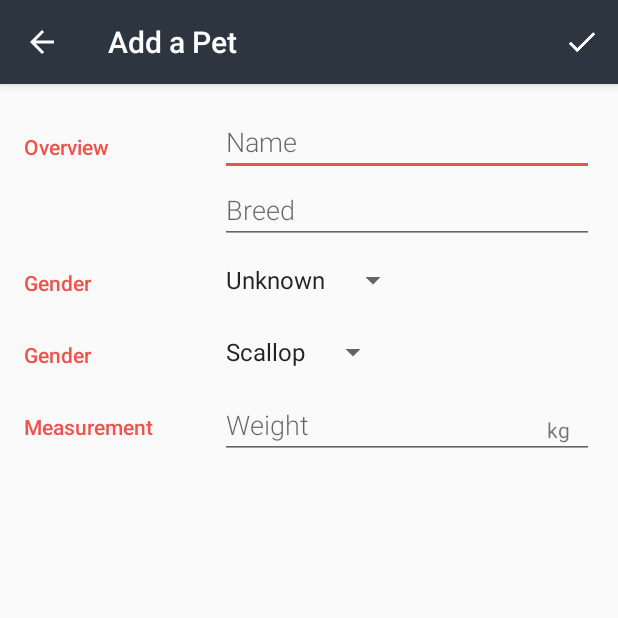
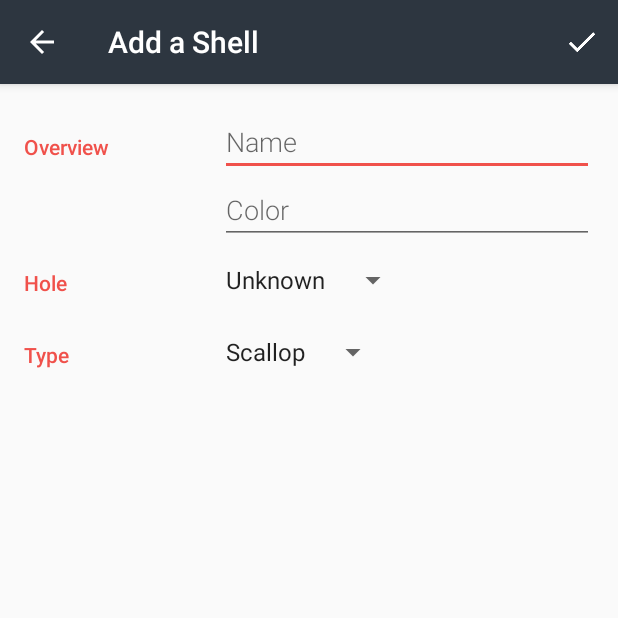
Before and after one commit to paramountgroup/InventoryApp, an Android app: the screen it shows after launch (EditorActivity), after a tap on an icon or button, on a phone screen of 412 x 824 dp, the top half of it. Run offline under Robolectric (Android 15) with nearby library versions, the phone set to English and light mode, and no system bars.

Commit message:
Working version prior to introducing photos

```diff
--- a/app/src/main/java/us/theparamountgroup/android/inventory/EditorActivity.java
+++ b/app/src/main/java/us/theparamountgroup/android/inventory/EditorActivity.java
@@ -63,8 +63,7 @@ public class EditorActivity extends AppCompatActivity implements
     /** EditText field to enter the pet's breed */
     private EditText mBreedEditText;
 
-    /** EditText field to enter the pet's weight */
-    private EditText mWeightEditText;
+
 
     /** EditText field to enter the pet's gender */
     private Spinner mGenderSpinner;
@@ -133,7 +132,7 @@ public class EditorActivity extends AppCompatActivity implements
         // Find all relevant views that we will need to read user input from
         mNameEditText = (EditText) findViewById(R.id.edit_pet_name);
         mBreedEditText = (EditText) findViewById(R.id.edit_pet_breed);
-        mWeightEditText = (EditText) findViewById(R.id.edit_pet_weight);
+
         mGenderSpinner = (Spinner) findViewById(R.id.spinner_gender);
         mTypeSpinner = (Spinner) findViewById(R.id.spinner_type);
 
@@ -142,7 +141,7 @@ public class EditorActivity extends AppCompatActivity implements
         // or not, if the user tries to leave the editor without saving.
         mNameEditText.setOnTouchListener(mTouchListener);
         mBreedEditText.setOnTouchListener(mTouchListener);
-        mWeightEditText.setOnTouchListener(mTouchListener);
+
         mGenderSpinner.setOnTouchListener(mTouchListener);
         mTypeSpinner.setOnTouchListener(mTouchListener);
 
@@ -157,7 +156,7 @@ public class EditorActivity extends AppCompatActivity implements
         // Create adapter for spinner. The list options are from the String array it will use
         // the spinner will use the default layout
         ArrayAdapter genderSpinnerAdapter = ArrayAdapter.createFromResource(this,
-                R.array.array_gender_options, android.R.layout.simple_spinner_item);
+                R.array.array_hole_options, android.R.layout.simple_spinner_item);
 
         // Specify dropdown layout style - simple list view with 1 item per line
         genderSpinnerAdapter.setDropDownViewResource(android.R.layout.simple_dropdown_item_1line);
@@ -239,13 +238,12 @@ public class EditorActivity extends AppCompatActivity implements
         // Use trim to eliminate leading or trailing white space
         String nameString = mNameEditText.getText().toString().trim();
         String breedString = mBreedEditText.getText().toString().trim();
-        String weightString = mWeightEditText.getText().toString().trim();
+
 
         // Check if this is supposed to be a new pet
         // and check if all the fields in the editor are blank
         if (mCurrentPetUri == null &&
-                TextUtils.isEmpty(nameString) && TextUtils.isEmpty(breedString) &&
-                TextUtils.isEmpty(weightString) && mGender == ShellContract.PetEntry.HOLE_UNKNOWN) {
+                TextUtils.isEmpty(nameString) && TextUtils.isEmpty(breedString) && mGender == ShellContract.PetEntry.HOLE_UNKNOWN) {
             // Since no fields were modified, we can return early without creating a new pet.
             // No need to create ContentValues and no need to do any ContentProvider operations.
             return;
@@ -258,15 +256,7 @@ public class EditorActivity extends AppCompatActivity implements
         values.put(ShellContract.PetEntry.COLUMN_SHELL_COLOR, breedString);
         values.put(ShellContract.PetEntry.COLUMN_SHELL_HOLE, mGender);
         values.put(ShellContract.PetEntry.COLUMN_SHELL_TYPE, mType);
-        // If the weight is not provided by the user, don't try to parse the string into an
-        // integer value. Use 0 by default.
-        /*
-        int weight = 0;
-        if (!TextUtils.isEmpty(weightString)) {
-            weight = Integer.parseInt(weightString);
-        }
-        values.put(ShellContract.PetEntry.COLUMN_SHELL_TYPE, weight);
-*/
+
         // Determine if this is a new or existing pet by checking if mCurrentPetUri is null or not
         if (mCurrentPetUri == null) {
             // This is a NEW pet, so insert a new pet into the provider,
@@ -434,14 +424,14 @@ public class EditorActivity extends AppCompatActivity implements
 
             // Extract out the value from the Cursor for the given column index
             String name = cursor.getString(nameColumnIndex);
-            String breed = cursor.getString(breedColumnIndex);
+            String color = cursor.getString(breedColumnIndex);
             int gender = cursor.getInt(genderColumnIndex);
             int type = cursor.getInt(typeColumnIndex);
 
             // Update the views on the screen with the values from the database
             mNameEditText.setText(name);
-            mBreedEditText.setText(breed);
-            mWeightEditText.setText(Integer.toString(type));
+            mBreedEditText.setText(color);
+
 
             // Gender is a dropdown spinner, so map the constant value from the database
             // into one of the dropdown options (0 is Unknown, 1 is Male, 2 is Female).
@@ -480,7 +470,7 @@ public class EditorActivity extends AppCompatActivity implements
         // If the loader is invalidated, clear out all the data from the input fields.
         mNameEditText.setText("");
         mBreedEditText.setText("");
-        mWeightEditText.setText("");
+
         mGenderSpinner.setSelection(0); // Select "Unknown" gender
         mTypeSpinner.setSelection(0); // Select "Scallop" to type
     }
--- a/app/src/main/java/us/theparamountgroup/android/inventory/PetCursorAdapter.java
+++ b/app/src/main/java/us/theparamountgroup/android/inventory/PetCursorAdapter.java
@@ -87,7 +87,7 @@ public class PetCursorAdapter extends CursorAdapter {
         // If the pet breed is empty string or null, then use some default text
         // that says "Unknown breed", so the TextView isn't blank.
         if (TextUtils.isEmpty(petBreed)) {
-            petBreed = context.getString(R.string.unknown_breed);
+            petBreed = context.getString(R.string.unknown_color);
         }
 
         // Update the TextViews with the attributes for the current pet
--- a/app/src/main/res/layout/activity_editor.xml
+++ b/app/src/main/res/layout/activity_editor.xml
@@ -42,14 +42,14 @@
             <!-- Name field -->
             <EditText
                 android:id="@+id/edit_pet_name"
-                android:hint="@string/hint_pet_name"
+                android:hint="@string/hint_shell_name"
                 android:inputType="textCapWords"
                 style="@style/EditorFieldStyle" />
 
             <!-- Breed field -->
             <EditText
                 android:id="@+id/edit_pet_breed"
-                android:hint="@string/hint_pet_breed"
+                android:hint="@string/hint_shell_color"
                 android:inputType="textCapWords"
                 style="@style/EditorFieldStyle" />
         </LinearLayout>
@@ -64,7 +64,7 @@
 
         <!-- Label -->
         <TextView
-            android:text="@string/category_gender"
+            android:text="@string/category_hole"
             style="@style/CategoryStyle" />
 
         <!-- Input field -->
@@ -93,7 +93,7 @@
 
         <!-- Label -->
         <TextView
-            android:text="@string/category_gender"
+            android:text="@string/category_type"
             style="@style/CategoryStyle" />
 
         <!-- Input field -->
@@ -113,37 +113,4 @@
         </LinearLayout>
     </LinearLayout>
 
-    <!-- Measurement category -->
-    <LinearLayout
-        android:id="@+id/container_measurement"
-        android:layout_width="match_parent"
-        android:layout_height="wrap_content"
-        android:orientation="horizontal">
-
-        <!-- Label -->
-        <TextView
-            android:text="@string/category_measurement"
-            style="@style/CategoryStyle" />
-
-        <!-- Input fields -->
-        <RelativeLayout
-            android:layout_height="wrap_content"
-            android:layout_width="0dp"
-            android:layout_weight="2"
-            android:paddingLeft="4dp">
-
-            <!-- Weight field -->
-            <EditText
-                android:id="@+id/edit_pet_weight"
-                android:hint="@string/hint_pet_weight"
-                android:inputType="number"
-                style="@style/EditorFieldStyle" />
-
-            <!-- Units for weight (kg) -->
-            <TextView
-                android:id="@+id/label_weight_units"
-                android:text="@string/unit_pet_weight"
-                style="@style/EditorUnitsStyle"/>
-        </RelativeLayout>
-    </LinearLayout>
 </LinearLayout>
--- a/app/src/main/res/values/arrays.xml
+++ b/app/src/main/res/values/arrays.xml
@@ -12,7 +12,7 @@
 -->
 <resources>
     <!-- These are the options displayed in the gender drop-down Spinner -->
-    <string-array name="array_gender_options">
+    <string-array name="array_hole_options">
     <item>@string/hole_unknown</item>
     <item>@string/no_hole</item>
     <item>@string/hole</item>
--- a/app/src/main/res/values/strings.xml
+++ b/app/src/main/res/values/strings.xml
@@ -23,10 +23,10 @@
     <string name="empty_view_title_text">It\'s a bit lonely here...</string>
 
     <!-- Subtitle text for the empty view that prompts the user to add a pet [CHAR LIMIT=50] -->
-    <string name="empty_view_subtitle_text">Get started by adding a pet</string>
+    <string name="empty_view_subtitle_text">Get started by adding a shell</string>
 
     <!-- Title for the activity to add a new pet [CHAR LIMIT=20] -->
-    <string name="editor_activity_title_new_pet">Add a Pet</string>
+    <string name="editor_activity_title_new_pet">Add a Shell</string>
 
     <!-- Title for the activity to edit an existing pet [CHAR LIMIT=20] -->
     <string name="editor_activity_title_edit_pet">Edit Shell</string>
@@ -77,16 +77,19 @@
     <string name="category_overview">Overview</string>
 
     <!-- Label for gender information in the editor [CHAR LIMIT=30] -->
-    <string name="category_gender">Gender</string>
+    <string name="category_hole">Hole</string>
+
+    <!-- Label for shell type information in the editor [CHAR LIMIT=30] -->
+    <string name="category_type">Type</string>
 
     <!-- Label for measurement information in the editor [CHAR LIMIT=30] -->
     <string name="category_measurement">Measurement</string>
 
     <!-- Text hint for name field in the editor [CHAR LIMIT=30] -->
-    <string name="hint_pet_name">Name</string>
+    <string name="hint_shell_name">Name</string>
 
     <!-- Text hint for breed field in the editor [CHAR LIMIT=30] -->
-    <string name="hint_pet_breed">Breed</string>
+    <string name="hint_shell_color">Color</string>
 
     <!-- Text hint for name field in the editor [CHAR LIMIT=30] -->
     <string name="hint_pet_weight">Weight</string>
@@ -116,10 +119,7 @@
     <string name="type_shard">Shard</string>
 
     <!-- Label for the pet's breed if the breed is unknown [CHAR LIMIT=20] -->
-    <string name="unknown_breed">Unknown breed</string>
-
-    <!-- TODO: Remove or change this placeholder text -->
-    <string name="hello_blank_fragment">Hello blank fragment</string>
+    <string name="unknown_color">Unknown color</string>
 
     <string name="scallops">Scallops</string>
     <string name="jingle">Jingle</string>
```
Also changed, not shown: app/src/main/java/us/theparamountgroup/android/inventory/data/PetProvider.java (+7 -11 lines).
